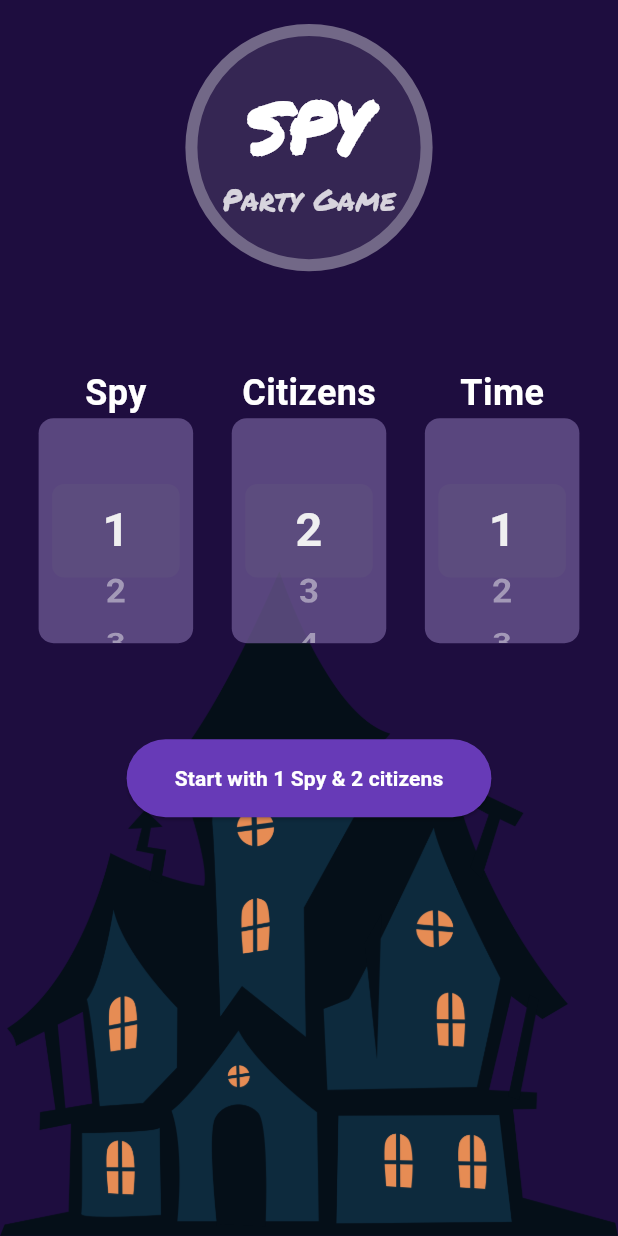
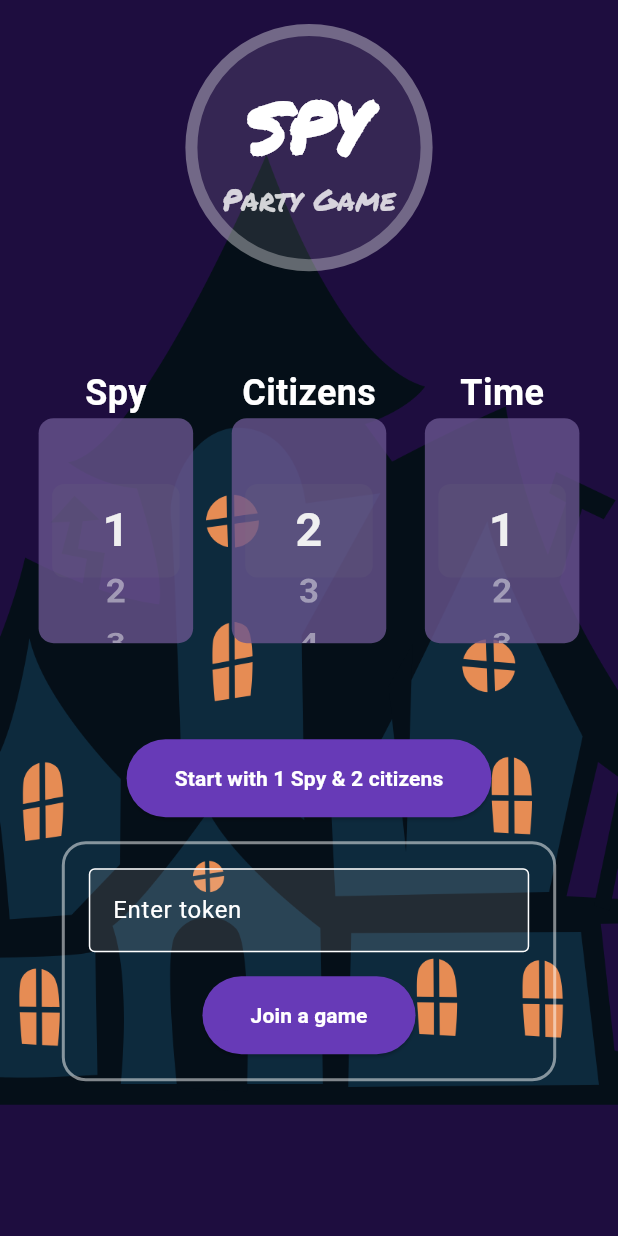
Before and after one commit to miladdiaz/spy_game, a Flutter app: the screen it shows after launch, on a phone screen of 412 x 824 dp. Run offline on Flutter 3.47's test engine with Material 3 defaults, Android fonts, the phone set to English and light mode, and no system bars; our stand-ins replace flutter_riverpod, socket_io_client.

Commit message:
add join the game container

```diff
--- a/lib/screens/home_screen.dart
+++ b/lib/screens/home_screen.dart
@@ -16,11 +16,13 @@ class HomeScreen extends ConsumerWidget {
     return Scaffold(
       backgroundColor: const Color.fromARGB(255, 30, 13, 63),
       body: SafeArea(
+        child: SingleChildScrollView(
+          reverse: true,
           child: Container(
             decoration: const BoxDecoration(
               image: DecorationImage(
                 image: AssetImage("assets/images/dark_house.png"),
-              fit: BoxFit.contain,
+                fit: BoxFit.cover,
                 alignment: Alignment.bottomCenter,
               ),
             ),
@@ -63,7 +65,55 @@ class HomeScreen extends ConsumerWidget {
                     });
                   },
                 ),
+                Container(
+                  width: MediaQuery.of(context).size.width * 0.8,
+                  margin: const EdgeInsets.symmetric(vertical: 16),
+                  padding: const EdgeInsets.symmetric(
+                    horizontal: 16,
+                    vertical: 16,
+                  ),
+                  decoration: BoxDecoration(
+                    // color: Colors.white.withOpacity(0.3),
+                    border: Border.all(
+                        color: Colors.white.withOpacity(0.5), width: 2),
+                    borderRadius: BorderRadius.circular(16),
+                  ),
+                  child: Column(
+                    children: [
+                      TextField(
+                        keyboardType: TextInputType.text,
+                        decoration: InputDecoration(
+                          labelText: 'Enter token',
+                          labelStyle: const TextStyle(color: Colors.white),
+                          border: const OutlineInputBorder(),
+                          focusedBorder: const OutlineInputBorder(
+                            borderSide: BorderSide(color: Colors.white),
+                          ),
+                          enabledBorder: const OutlineInputBorder(
+                            borderSide: BorderSide(color: Colors.white),
+                          ),
+                          disabledBorder: const OutlineInputBorder(
+                            borderSide: BorderSide(color: Colors.white),
+                          ),
+                          filled: true,
+                          fillColor: Colors.white.withOpacity(0.1231),
+                        ),
+                        onChanged: (value) {},
+                      ),
+                      const SizedBox(height: 16),
+                      Button(
+                        label: 'Join a game',
+                        onPressed: () {
+                          gameNotifier.startGame().then((value) {
+                            // join the game
+                          });
+                        },
+                      ),
                     ],
+                  ),
+                )
+              ],
+            ),
           ),
         ),
       ),
```
Lines whose indentation alone changed are shown as unchanged.
